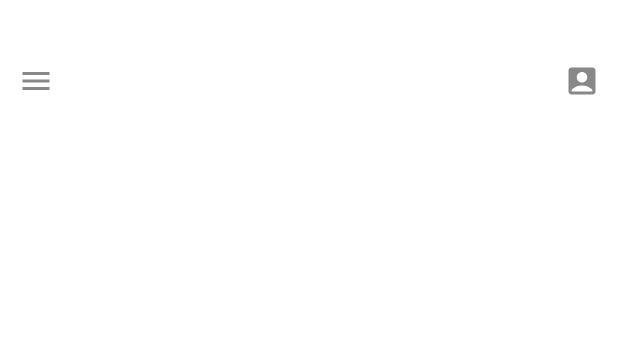
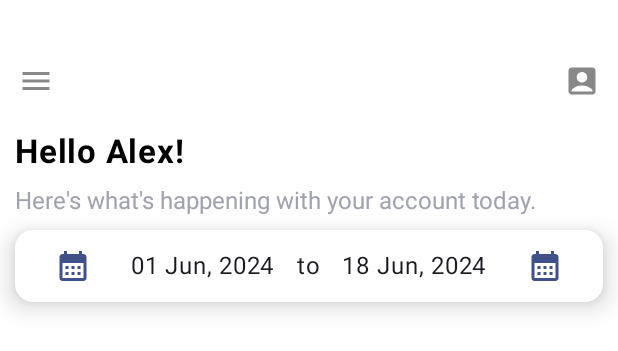
Before and after one commit to MbogoAlex/JuvinalPay, an Android app built with Jetpack Compose: the @Preview function NavScreenPreview, on a phone screen of 412 x 824 dp. Shown: the top 351 px of the screen. Run offline under Robolectric (Android 15) with nearby library versions, the phone set to English and light mode, and no system bars.

Commit message:
date picker

```diff
--- a/app/build.gradle.kts
+++ b/app/build.gradle.kts
@@ -80,6 +80,10 @@ dependencies {
     //Viewmodel
     implementation("androidx.lifecycle:lifecycle-viewmodel-compose:2.6.1")
 
+    // https://mvnrepository.com/artifact/androidx.compose.material3/material3
+    implementation("androidx.compose.material3:material3:1.0.0-alpha02")
+
+
     implementation(libs.androidx.core.ktx)
     implementation(libs.androidx.lifecycle.runtime.ktx)
     implementation(libs.androidx.activity.compose)
@@ -88,6 +92,7 @@ dependencies {
     implementation(libs.androidx.ui.graphics)
     implementation(libs.androidx.ui.tooling.preview)
     implementation(libs.androidx.material3)
+    implementation(libs.material)
     testImplementation(libs.junit)
     androidTestImplementation(libs.androidx.junit)
     androidTestImplementation(libs.androidx.espresso.core)
--- a/app/src/main/java/com/juvinal/pay/ReusableVariables.kt
+++ b/app/src/main/java/com/juvinal/pay/ReusableVariables.kt
@@ -1,4 +1,8 @@
 package com.juvinal.pay
+
+import android.os.Build
+import androidx.annotation.RequiresApi
+import java.time.format.DateTimeFormatter
 
 val documentTypes = listOf(
     DocumentTypeItem(
@@ -10,3 +14,6 @@ val documentTypes = listOf(
         documentType = DocumentType.PASSPORT
     ),
 )
+
+@RequiresApi(Build.VERSION_CODES.O)
+val dateFormatter = DateTimeFormatter.ofPattern("dd MMM, yyyy")
--- a/app/src/main/java/com/juvinal/pay/ui/screens/inApp/NavScreen.kt
+++ b/app/src/main/java/com/juvinal/pay/ui/screens/inApp/NavScreen.kt
@@ -30,6 +30,7 @@ import androidx.compose.ui.unit.dp
 import com.juvinal.pay.DashboardMenuItem
 import com.juvinal.pay.HomeScreenSideBarMenuScreen
 import com.juvinal.pay.R
+import com.juvinal.pay.ui.screens.inApp.dashboard.HomeScreenComposable
 import com.juvinal.pay.ui.theme.JuvinalPayTheme
 import kotlinx.coroutines.launch
 
@@ -173,7 +174,9 @@ fun NavScreen(
                 }
             }
             when(currentScreen) {
-                HomeScreenSideBarMenuScreen.HOME -> {}
+                HomeScreenSideBarMenuScreen.HOME -> {
+                    HomeScreenComposable()
+                }
                 HomeScreenSideBarMenuScreen.PROFILE -> {}
             }
         }
--- a/app/src/main/java/com/juvinal/pay/ui/screens/inApp/dashboard/HomeScreen.kt
+++ b/app/src/main/java/com/juvinal/pay/ui/screens/inApp/dashboard/HomeScreen.kt
@@ -1,26 +1,160 @@
 package com.juvinal.pay.ui.screens.inApp.dashboard
 
+import android.app.DatePickerDialog
+import android.os.Build
+import android.widget.Toast
+import androidx.annotation.RequiresApi
+import androidx.compose.foundation.layout.Arrangement
+import androidx.compose.foundation.layout.Box
 import androidx.compose.foundation.layout.Column
+import androidx.compose.foundation.layout.Row
+import androidx.compose.foundation.layout.Spacer
+import androidx.compose.foundation.layout.fillMaxSize
+import androidx.compose.foundation.layout.fillMaxWidth
+import androidx.compose.foundation.layout.height
+import androidx.compose.foundation.layout.padding
+import androidx.compose.material3.Button
+import androidx.compose.material3.Card
+import androidx.compose.material3.CardDefaults
+import androidx.compose.material3.CardElevation
+import androidx.compose.material3.Icon
+import androidx.compose.material3.IconButton
+import androidx.compose.material3.Text
 import androidx.compose.runtime.Composable
+import androidx.compose.runtime.getValue
+import androidx.compose.runtime.mutableStateOf
+import androidx.compose.runtime.remember
+import androidx.compose.runtime.setValue
+import androidx.compose.ui.Alignment
 import androidx.compose.ui.Modifier
+import androidx.compose.ui.graphics.Color
+import androidx.compose.ui.platform.LocalContext
+import androidx.compose.ui.res.painterResource
+import androidx.compose.ui.text.TextStyle
+import androidx.compose.ui.text.font.FontWeight
 import androidx.compose.ui.tooling.preview.Preview
+import androidx.compose.ui.unit.dp
+import androidx.compose.ui.unit.sp
+import com.juvinal.pay.R
+import com.juvinal.pay.dateFormatter
 import com.juvinal.pay.ui.theme.JuvinalPayTheme
+import java.time.LocalDate
 
 @Composable
 fun HomeScreenComposable(
     modifier: Modifier = Modifier
 ) {
-
+    Box {
+        HomeScreen()
+    }
 }
 
+@RequiresApi(Build.VERSION_CODES.O)
 @Composable
 fun HomeScreen(
     modifier: Modifier = Modifier
 ) {
-    Column {
-
+    Column(
+        modifier = Modifier
+            .padding(10.dp)
+            .fillMaxSize()
+    ) {
+        Text(
+            text = "Hello Alex!",
+            fontWeight = FontWeight.Bold,
+            fontSize = 22.sp
+        )
+        Spacer(modifier = Modifier.height(10.dp))
+        Text(
+            text = "Here's what's happening with your account today.",
+            style = TextStyle(
+                color = Color(0xFFa0a2b0),
+            ),
+            fontSize = 16.sp
+        )
+        Spacer(modifier = Modifier.height(10.dp))
+        DateRangePicker()
     }
 }
+
+@RequiresApi(Build.VERSION_CODES.O)
+@Composable
+fun DateRangePicker() {
+    val currentDate = LocalDate.now()
+    val firstDayOfMonth = currentDate.withDayOfMonth(1)
+    var startDate by remember { mutableStateOf(firstDayOfMonth) }
+    var endDate by remember { mutableStateOf(currentDate) }
+    val context = LocalContext.current
+
+    @RequiresApi(Build.VERSION_CODES.O)
+    fun showDatePicker(isStart: Boolean) {
+        val initialDate = if (isStart) startDate else endDate
+        val datePicker = DatePickerDialog(
+            context,
+            { _, year, month, dayOfMonth ->
+                val selectedDate = LocalDate.of(year, month + 1, dayOfMonth)
+                if (isStart) {
+                    if (selectedDate.isBefore(endDate) || selectedDate.isEqual(endDate)) {
+                        startDate = selectedDate
+                    } else {
+                        // Handle case where start date is after end date
+                        Toast.makeText(context, "Start date must be before end date", Toast.LENGTH_LONG).show()
+                    }
+                } else {
+                    if (selectedDate.isAfter(startDate) || selectedDate.isEqual(startDate)) {
+                        endDate = selectedDate
+                    } else {
+                        // Handle case where end date is before start date
+                        Toast.makeText(context, "End date must be after start date", Toast.LENGTH_LONG).show()
+                    }
+                }
+            },
+            initialDate.year,
+            initialDate.monthValue - 1,
+            initialDate.dayOfMonth
+        )
+        datePicker.show()
+    }
+
+    Card(
+        colors = CardDefaults.cardColors(
+            containerColor = Color.White
+        ),
+        elevation = CardDefaults.elevatedCardElevation(10.dp),
+        modifier = Modifier
+            .fillMaxWidth()
+    ) {
+        Row(
+            horizontalArrangement = Arrangement.SpaceEvenly,
+            verticalAlignment = Alignment.CenterVertically,
+            modifier = Modifier
+                .fillMaxWidth()
+        ) {
+            IconButton(onClick = { showDatePicker(true)  }) {
+                Icon(
+                    tint = Color(0xFF405189),
+                    painter = painterResource(id = R.drawable.calendar),
+                    contentDescription = null
+                )
+            }
+            Text(text = dateFormatter.format(startDate))
+            Text(text = "to")
+
+            Text(text = dateFormatter.format(endDate))
+            IconButton(onClick = { showDatePicker(false)  }) {
+                Icon(
+                    tint = Color(0xFF405189),
+                    painter = painterResource(id = R.drawable.calendar),
+                    contentDescription = null
+                )
+            }
+        }
+    }
+
+
+
+}
+
 
 @Preview(showBackground = true)
 @Composable
--- /dev/null
+++ b/app/src/main/res/drawable/calendar.xml
@@ -0,0 +1,5 @@
+<vector xmlns:android="http://schemas.android.com/apk/res/android" android:height="24dp" android:tint="#000000" android:viewportHeight="24" android:viewportWidth="24" android:width="24dp">
+
+    <path android:fillColor="@android:color/white" android:pathData="M19,4h-1V2h-2v2H8V2H6v2H5C3.89,4 3.01,4.9 3.01,6L3,20c0,1.1 0.89,2 2,2h14c1.1,0 2,-0.9 2,-2V6C21,4.9 20.1,4 19,4zM19,20H5V10h14V20zM9,14H7v-2h2V14zM13,14h-2v-2h2V14zM17,14h-2v-2h2V14zM9,18H7v-2h2V18zM13,18h-2v-2h2V18zM17,18h-2v-2h2V18z"/>
+
+</vector>
--- a/gradle/libs.versions.toml
+++ b/gradle/libs.versions.toml
@@ -8,6 +8,7 @@ espressoCore = "3.5.1"
 lifecycleRuntimeKtx = "2.8.1"
 activityCompose = "1.9.0"
 composeBom = "2023.08.00"
+material = "1.12.0"
 
 [libraries]
 androidx-core-ktx = { group = "androidx.core", name = "core-ktx", version.ref = "coreKtx" }
@@ -24,6 +25,7 @@ androidx-ui-tooling-preview = { group = "androidx.compose.ui", name = "ui-toolin
 androidx-ui-test-manifest = { group = "androidx.compose.ui", name = "ui-test-manifest" }
 androidx-ui-test-junit4 = { group = "androidx.compose.ui", name = "ui-test-junit4" }
 androidx-material3 = { group = "androidx.compose.material3", name = "material3" }
+material = { group = "com.google.android.material", name = "material", version.ref = "material" }
 
 [plugins]
 android-application = { id = "com.android.application", version.ref = "agp" }
```
